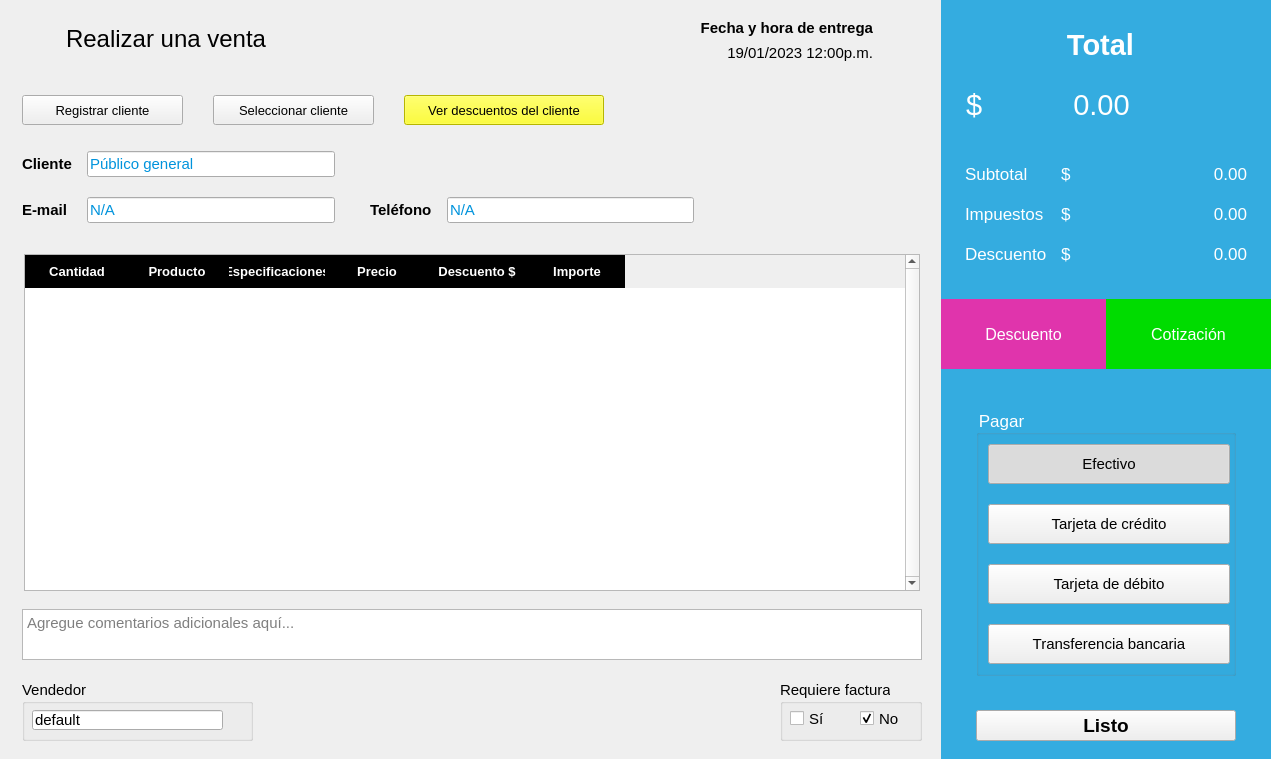
ivanperez-7/printpos, file src/CrearVenta/Ui_CrearVenta.ui: the form before one commit.
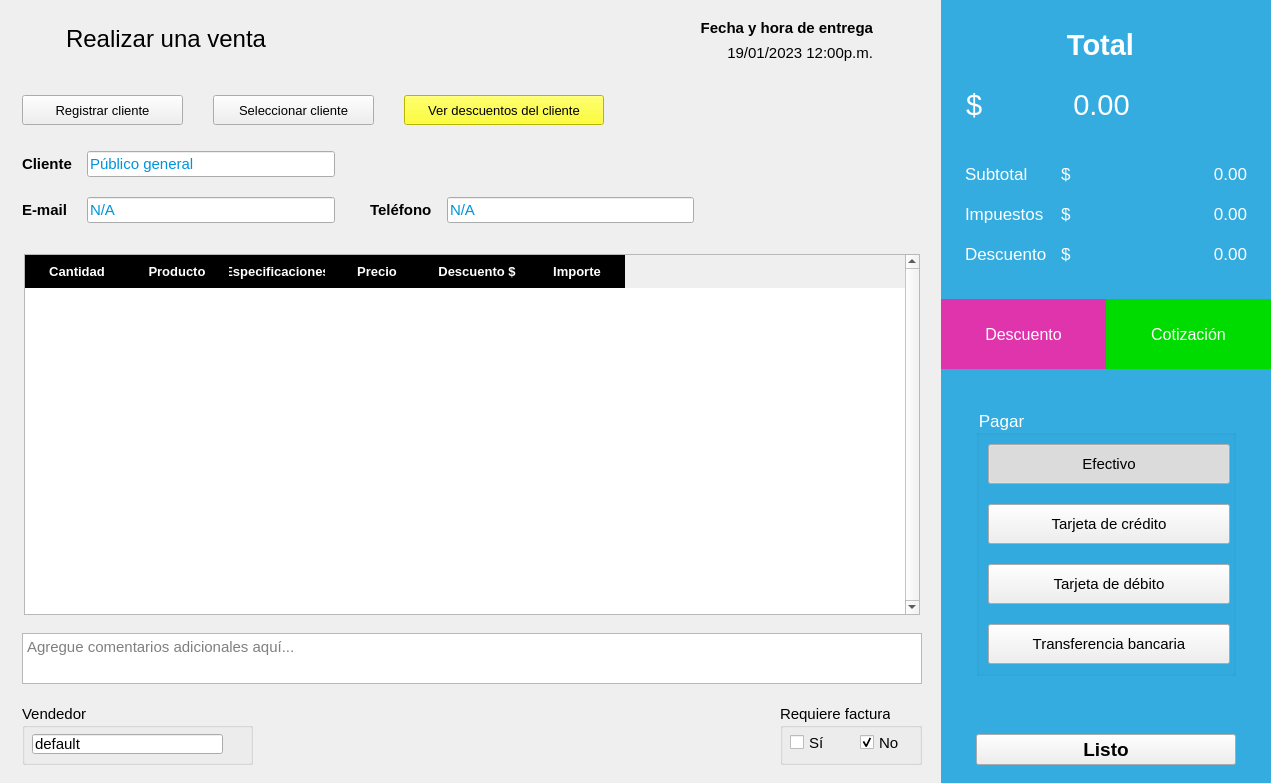
The form after the commit. Icons and pictures are not drawn.

What changed in the file:
```diff
--- a/src/CrearVenta/Ui_CrearVenta.ui
+++ b/src/CrearVenta/Ui_CrearVenta.ui
@@ -7,7 +7,7 @@
     <x>0</x>
     <y>0</y>
     <width>1271</width>
-    <height>759</height>
+    <height>783</height>
    </rect>
   </property>
   <property name="minimumSize">
```
